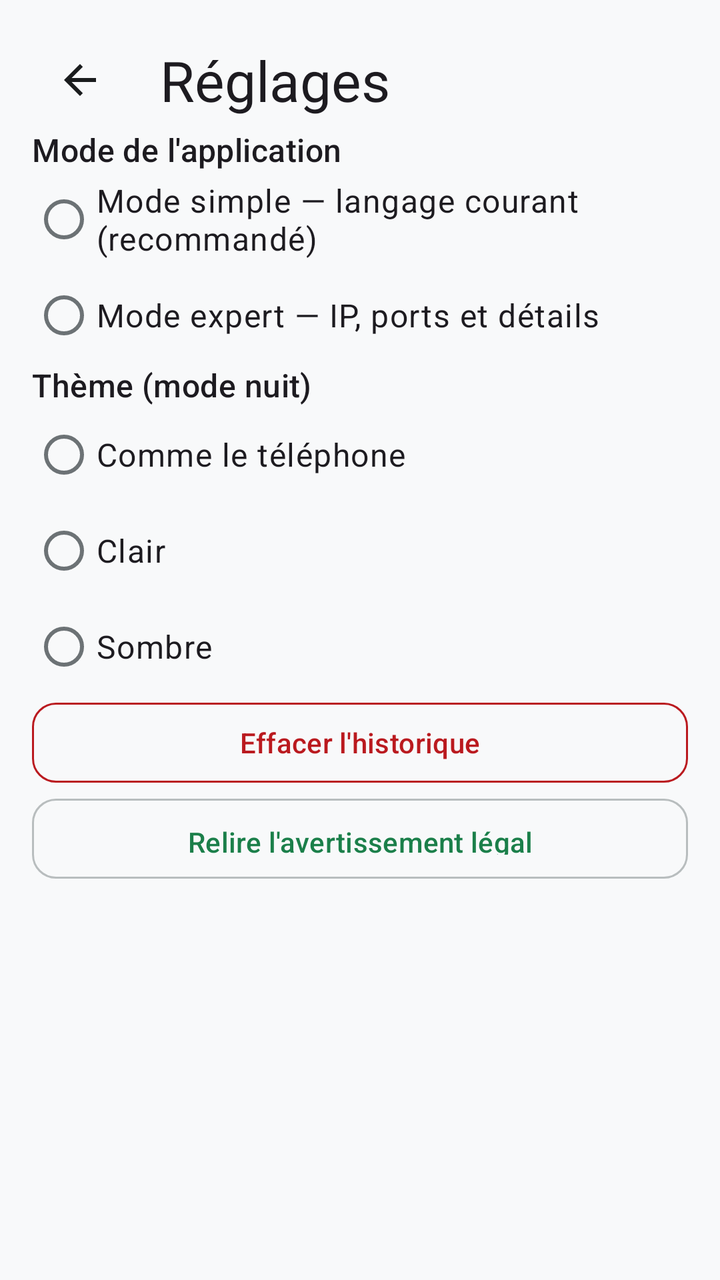
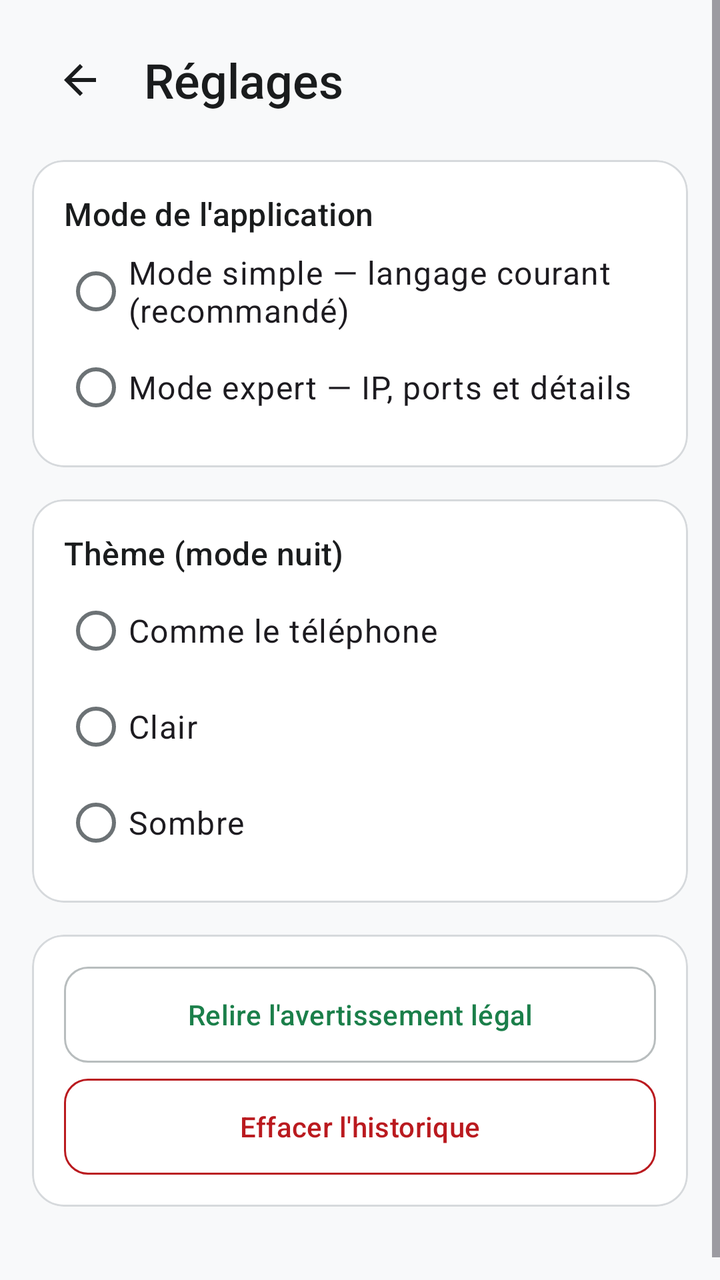

The first picture is an Android layout as it rendered before a commit; the second is the same layout after the commit. The layout source and the unified diff follow.
<!-- AndroidManifest.xml: application theme Theme.NetScan -->
<!-- res/layout/common_activity_settings.xml -->
<?xml version="1.0" encoding="utf-8"?>
<ScrollView xmlns:android="http://schemas.android.com/apk/res/android"
    android:layout_width="match_parent"
    android:layout_height="match_parent"
    android:fitsSystemWindows="true">

    <LinearLayout
        android:layout_width="match_parent"
        android:layout_height="wrap_content"
        android:orientation="vertical"
        android:padding="@dimen/screen_padding">

        
        <LinearLayout
            android:layout_width="match_parent"
            android:layout_height="wrap_content"
            android:gravity="center_vertical"
            android:orientation="horizontal">

            <include
                layout="@layout/common_button_back"
                android:layout_width="@dimen/touch_target_min"
                android:layout_height="@dimen/touch_target_min" />

            <TextView
                android:layout_width="wrap_content"
                android:layout_height="wrap_content"
                android:layout_marginStart="@dimen/screen_padding"
                android:text="@string/settings_title"
                android:textAppearance="?attr/textAppearanceHeadlineMedium" />
        </LinearLayout>

        <TextView
            android:layout_width="wrap_content"
            android:layout_height="wrap_content"
            android:text="@string/settings_mode_label"
            android:textAppearance="?attr/textAppearanceTitleMedium" />

        <RadioGroup
            android:id="@+id/radio_mode"
            android:layout_width="match_parent"
            android:layout_height="wrap_content">

            <RadioButton
                android:id="@+id/radio_simple"
                android:layout_width="match_parent"
                android:layout_height="@dimen/touch_target_min"
                android:text="@string/onboarding_mode_simple"
                android:textAppearance="?attr/textAppearanceBodyLarge" />

            <RadioButton
                android:id="@+id/radio_expert"
                android:layout_width="match_parent"
                android:layout_height="@dimen/touch_target_min"
                android:text="@string/onboarding_mode_expert"
                android:textAppearance="?attr/textAppearanceBodyLarge" />
        </RadioGroup>

        <TextView
            android:layout_width="wrap_content"
            android:layout_height="wrap_content"
            android:text="@string/settings_theme_label"
            android:textAppearance="?attr/textAppearanceTitleMedium" />

        <RadioGroup
            android:id="@+id/radio_theme"
            android:layout_width="match_parent"
            android:layout_height="wrap_content">

            <RadioButton
                android:id="@+id/radio_theme_system"
                android:layout_width="match_parent"
                android:layout_height="@dimen/touch_target_min"
                android:text="@string/settings_theme_system"
                android:textAppearance="?attr/textAppearanceBodyLarge" />

            <RadioButton
                android:id="@+id/radio_theme_light"
                android:layout_width="match_parent"
                android:layout_height="@dimen/touch_target_min"
                android:text="@string/settings_theme_light"
                android:textAppearance="?attr/textAppearanceBodyLarge" />

            <RadioButton
                android:id="@+id/radio_theme_dark"
                android:layout_width="match_parent"
                android:layout_height="@dimen/touch_target_min"
                android:text="@string/settings_theme_dark"
                android:textAppearance="?attr/textAppearanceBodyLarge" />
        </RadioGroup>

        <com.google.android.material.button.MaterialButton
            android:id="@+id/button_clear_history"
            style="@style/Widget.NetScan.Button.Destructive"
            android:layout_width="match_parent"
            android:layout_height="@dimen/touch_target_min"
            android:text="@string/simple_history_clear" />

        <com.google.android.material.button.MaterialButton
            android:id="@+id/button_legal"
            style="@style/Widget.NetScan.Button.Outlined"
            android:layout_width="match_parent"
            android:layout_height="@dimen/touch_target_min"
            android:text="@string/settings_legal" />

        <TextView
            android:id="@+id/text_about"
            android:layout_width="match_parent"
            android:layout_height="wrap_content"
            android:textAppearance="?attr/textAppearanceBodyMedium" />
    </LinearLayout>
</ScrollView>
<!-- res/layout/common_button_back.xml (included above) -->
<?xml version="1.0" encoding="utf-8"?>
<ImageButton xmlns:android="http://schemas.android.com/apk/res/android"
    android:id="@+id/button_back"
    android:layout_width="@dimen/touch_target_min"
    android:layout_height="@dimen/touch_target_min"
    android:background="?attr/selectableItemBackgroundBorderless"
    android:contentDescription="@string/common_back_description"
    android:focusable="true"
    android:scaleType="centerInside"
    android:src="@drawable/ic_back" />
<!-- resources referenced by this layout -->
<resources>
  <style name="Widget.NetScan.Button.Destructive" parent="Widget.Material3.Button.OutlinedButton">
          <item name="android:minHeight">@dimen/touch_target_min</item>
          <item name="android:paddingLeft">24dp</item>
          <item name="android:paddingRight">24dp</item>
          <item name="cornerFamily">rounded</item>
          <item name="cornerRadius">12dp</item>
          <item name="android:textColor">?attr/colorError</item>
          <item name="strokeColor">?attr/colorError</item>
          <item name="strokeWidth">1dp</item>
          <item name="android:elevation">0dp</item>
      </style>
  <style name="Widget.NetScan.Button.Outlined" parent="Widget.Material3.Button.OutlinedButton">
          <item name="android:paddingLeft">24dp</item>
          <item name="android:paddingTop">12dp</item>
          <item name="android:paddingRight">24dp</item>
          <item name="android:paddingBottom">12dp</item>
          <item name="cornerFamily">rounded</item>
          <item name="cornerRadius">12dp</item>
          <item name="android:elevation">0dp</item>
      </style>
  <style name="Theme.NetScan" parent="Theme.Material3.DayNight.NoActionBar">
          
          <item name="colorPrimary">@color/primary</item>
          <item name="colorOnPrimary">@color/on_primary</item>
          <item name="colorPrimaryContainer">@color/primary_container</item>
          <item name="colorOnPrimaryContainer">@color/on_primary_container</item>
  
          
          <item name="colorSecondary">@color/secondary</item>
          <item name="colorOnSecondary">@color/on_secondary</item>
          <item name="colorSecondaryContainer">@color/secondary_container</item>
          <item name="colorOnSecondaryContainer">@color/on_secondary_container</item>
  
          
          <item name="colorSurface">@color/surface</item>
          <item name="colorOnSurface">@color/on_surface</item>
          <item name="colorSurfaceVariant">@color/surface_variant</item>
          <item name="colorOnSurfaceVariant">@color/on_surface_variant</item>
          <item name="colorBackground">@color/background</item>
          <item name="android:colorBackground">@color/background</item>
          <item name="android:windowBackground">@color/background</item>
  
          
          <item name="colorOutline">@color/outline</item>
          <item name="colorError">@color/error</item>
          <item name="colorOnError">@color/on_error</item>
          <item name="colorErrorContainer">@color/error_container</item>
          <item name="colorOnErrorContainer">@color/on_error_container</item>
  
          
          <item name="colorSuccess">@color/status_ok</item>
          <item name="colorWarning">@color/status_warning</item>
          <item name="colorOnWarning">@color/on_warning</item>
  
          
          <item name="buttonStyle">@style/Widget.NetScan.Button</item>
          <item name="borderlessButtonStyle">@style/Widget.NetScan.Button.Borderless</item>
  
          
          <item name="textInputStyle">@style/Widget.NetScan.TextInputLayout</item>
          <item name="editTextStyle">@style/Widget.NetScan.EditText</item>
  
          
          <item name="android:progressBarStyleHorizontal">@style/Widget.NetScan.ProgressBar.Horizontal</item>
  
          
          <item name="bottomNavigationStyle">@style/Widget.NetScan.BottomNavigationView</item>
      </style>
  <style name="Widget.NetScan.Button" parent="Widget.Material3.Button">
          <item name="android:insetLeft">0dp</item>
          <item name="android:insetTop">0dp</item>
          <item name="android:insetRight">0dp</item>
          <item name="android:insetBottom">0dp</item>
          <item name="android:paddingLeft">24dp</item>
          <item name="android:paddingTop">12dp</item>
          <item name="android:paddingRight">24dp</item>
          <item name="android:paddingBottom">12dp</item>
          <item name="cornerFamily">rounded</item>
          <item name="cornerRadius">12dp</item>
          <item name="android:elevation">2dp</item>
      </style>
  <style name="Widget.NetScan.Button.Borderless" parent="Widget.Material3.Button.TextButton">
          <item name="android:paddingLeft">16dp</item>
          <item name="android:paddingTop">8dp</item>
          <item name="android:paddingRight">16dp</item>
          <item name="android:paddingBottom">8dp</item>
          <item name="cornerFamily">rounded</item>
          <item name="cornerRadius">8dp</item>
      </style>
  <!-- unchanged entries left out for length: 41 -->
</resources>

<!-- the commit's change to res/layout/common_activity_settings.xml (unified diff, before → after) -->
@@ -1,7 +1,9 @@
 <?xml version="1.0" encoding="utf-8"?>
 <ScrollView xmlns:android="http://schemas.android.com/apk/res/android"
+    xmlns:app="http://schemas.android.com/apk/res-auto"
     android:layout_width="match_parent"
     android:layout_height="match_parent"
+    android:background="?attr/colorBackground"
     android:fitsSystemWindows="true">
 
     <LinearLayout
@@ -23,91 +25,151 @@
                 android:layout_height="@dimen/touch_target_min" />
 
             <TextView
-                android:layout_width="wrap_content"
+                android:layout_width="0dp"
                 android:layout_height="wrap_content"
-                android:layout_marginStart="@dimen/screen_padding"
+                android:layout_marginStart="@dimen/screen_padding_small"
+                android:layout_weight="1"
                 android:text="@string/settings_title"
-                android:textAppearance="?attr/textAppearanceHeadlineMedium" />
+                android:textAppearance="@style/TextAppearance.NetScan.Headline3"
+                android:textColor="?attr/colorOnSurface" />
         </LinearLayout>
 
-        <TextView
-            android:layout_width="wrap_content"
+        
+        <com.google.android.material.card.MaterialCardView
+            style="@style/Widget.NetScan.Card"
+            android:layout_width="match_parent"
             android:layout_height="wrap_content"
-            android:text="@string/settings_mode_label"
-            android:textAppearance="?attr/textAppearanceTitleMedium" />
+            android:layout_marginTop="@dimen/screen_padding">
 
-        <RadioGroup
-            android:id="@+id/radio_mode"
+            <LinearLayout
+                android:layout_width="match_parent"
+                android:layout_height="wrap_content"
+                android:orientation="vertical"
+                android:padding="@dimen/screen_padding">
+
+                <TextView
+                    android:layout_width="match_parent"
+                    android:layout_height="wrap_content"
+                    android:text="@string/settings_mode_label"
+                    android:textAppearance="@style/TextAppearance.NetScan.TitleMedium"
+                    android:textColor="?attr/colorOnSurface" />
+
+                <RadioGroup
+                    android:id="@+id/radio_mode"
+                    android:layout_width="match_parent"
+                    android:layout_height="wrap_content"
+                    android:layout_marginTop="@dimen/screen_padding_xs">
+
+                    <RadioButton
+                        android:id="@+id/radio_simple"
+                        android:layout_width="match_parent"
+                        android:layout_height="wrap_content"
+                        android:minHeight="@dimen/touch_target_min"
+                        android:text="@string/onboarding_mode_simple"
+                        android:textAppearance="@style/TextAppearance.NetScan.BodyLarge" />
+
+                    <RadioButton
+                        android:id="@+id/radio_expert"
+                        android:layout_width="match_parent"
+                        android:layout_height="wrap_content"
+                        android:minHeight="@dimen/touch_target_min"
+                        android:text="@string/onboarding_mode_expert"
+                        android:textAppearance="@style/TextAppearance.NetScan.BodyLarge" />
+                </RadioGroup>
+            </LinearLayout>
+        </com.google.android.material.card.MaterialCardView>
+
+        
+        <com.google.android.material.card.MaterialCardView
+            style="@style/Widget.NetScan.Card"
             android:layout_width="match_parent"
-            android:layout_height="wrap_content">
+            android:layout_height="wrap_content"
+            android:layout_marginTop="@dimen/screen_padding">
 
-            <RadioButton
-                android:id="@+id/radio_simple"
+            <LinearLayout
                 android:layout_width="match_parent"
-                android:layout_height="@dimen/touch_target_min"
-                android:text="@string/onboarding_mode_simple"
-                android:textAppearance="?attr/textAppearanceBodyLarge" />
+                android:layout_height="wrap_content"
+                android:orientation="vertical"
+                android:padding="@dimen/screen_padding">
 
-            <RadioButton
-                android:id="@+id/radio_expert"
+                <TextView
+                    android:layout_width="match_parent"
+                    android:layout_height="wrap_content"
+                    android:text="@string/settings_theme_label"
+                    android:textAppearance="@style/TextAppearance.NetScan.TitleMedium"
+                    android:textColor="?attr/colorOnSurface" />
+
+                <RadioGroup
+                    android:id="@+id/radio_theme"
+                    android:layout_width="match_parent"
+                    android:layout_height="wrap_content"
+                    android:layout_marginTop="@dimen/screen_padding_xs">
+
+                    <RadioButton
+                        android:id="@+id/radio_theme_system"
+                        android:layout_width="match_parent"
+                        android:layout_height="wrap_content"
+                        android:minHeight="@dimen/touch_target_min"
+                        android:text="@string/settings_theme_system"
+                        android:textAppearance="@style/TextAppearance.NetScan.BodyLarge" />
+
+                    <RadioButton
+                        android:id="@+id/radio_theme_light"
+                        android:layout_width="match_parent"
+                        android:layout_height="wrap_content"
+                        android:minHeight="@dimen/touch_target_min"
+                        android:text="@string/settings_theme_light"
+                        android:textAppearance="@style/TextAppearance.NetScan.BodyLarge" />
+
+                    <RadioButton
+                        android:id="@+id/radio_theme_dark"
+                        android:layout_width="match_parent"
+                        android:layout_height="wrap_content"
+                        android:minHeight="@dimen/touch_target_min"
+                        android:text="@string/settings_theme_dark"
+                        android:textAppearance="@style/TextAppearance.NetScan.BodyLarge" />
+                </RadioGroup>
+            </LinearLayout>
+        </com.google.android.material.card.MaterialCardView>
+
+        
+        <com.google.android.material.card.MaterialCardView
+            style="@style/Widget.NetScan.Card"
+            android:layout_width="match_parent"
+            android:layout_height="wrap_content"
+            android:layout_marginTop="@dimen/screen_padding">
+
+            <LinearLayout
                 android:layout_width="match_parent"
-                android:layout_height="@dimen/touch_target_min"
-                android:text="@string/onboarding_mode_expert"
-                android:textAppearance="?attr/textAppearanceBodyLarge" />
-        </RadioGroup>
+                android:layout_height="wrap_content"
+                android:orientation="vertical"
+                android:padding="@dimen/screen_padding">
 
-        <TextView
-            android:layout_width="wrap_content"
-            android:layout_height="wrap_content"
-            android:text="@string/settings_theme_label"
-            android:textAppearance="?attr/textAppearanceTitleMedium" />
+                <com.google.android.material.button.MaterialButton
+                    android:id="@+id/button_legal"
+                    style="@style/Widget.NetScan.Button.Outlined"
+                    android:layout_width="match_parent"
+                    android:layout_height="wrap_content"
+                    android:text="@string/settings_legal" />
 
-        <RadioGroup
-            android:id="@+id/radio_theme"
-            android:layout_width="match_parent"
-            android:layout_height="wrap_content">
-
-            <RadioButton
-                android:id="@+id/radio_theme_system"
-                android:layout_width="match_parent"
-                android:layout_height="@dimen/touch_target_min"
-                android:text="@string/settings_theme_system"
-                android:textAppearance="?attr/textAppearanceBodyLarge" />
-
-            <RadioButton
-                android:id="@+id/radio_theme_light"
-                android:layout_width="match_parent"
-                android:layout_height="@dimen/touch_target_min"
-                android:text="@string/settings_theme_light"
-                android:textAppearance="?attr/textAppearanceBodyLarge" />
-
-            <RadioButton
-                android:id="@+id/radio_theme_dark"
-                android:layout_width="match_parent"
-                android:layout_height="@dimen/touch_target_min"
-                android:text="@string/settings_theme_dark"
-                android:textAppearance="?attr/textAppearanceBodyLarge" />
-        </RadioGroup>
-
-        <com.google.android.material.button.MaterialButton
-            android:id="@+id/button_clear_history"
-            style="@style/Widget.NetScan.Button.Destructive"
-            android:layout_width="match_parent"
-            android:layout_height="@dimen/touch_target_min"
-            android:text="@string/simple_history_clear" />
-
-        <com.google.android.material.button.MaterialButton
-            android:id="@+id/button_legal"
-            style="@style/Widget.NetScan.Button.Outlined"
-            android:layout_width="match_parent"
-            android:layout_height="@dimen/touch_target_min"
-            android:text="@string/settings_legal" />
+                <com.google.android.material.button.MaterialButton
+                    android:id="@+id/button_clear_history"
+                    style="@style/Widget.NetScan.Button.Destructive"
+                    android:layout_width="match_parent"
+                    android:layout_height="wrap_content"
+                    android:layout_marginTop="@dimen/screen_padding_small"
+                    android:text="@string/simple_history_clear" />
+            </LinearLayout>
+        </com.google.android.material.card.MaterialCardView>
 
         <TextView
             android:id="@+id/text_about"
             android:layout_width="match_parent"
             android:layout_height="wrap_content"
-            android:textAppearance="?attr/textAppearanceBodyMedium" />
+            android:layout_marginTop="@dimen/screen_padding"
+            android:gravity="center"
+            android:textAppearance="@style/TextAppearance.NetScan.BodySmall"
+            android:textColor="?attr/colorOnSurfaceVariant" />
     </LinearLayout>
 </ScrollView>
 <!-- res/layout/common_button_back.xml (included above) -->
<!-- resource entries referenced after the edit -->
@@ -1,24 +1,53 @@
 <!-- resources referenced by this layout -->
 <resources>
+  <dimen name="screen_padding_small">8dp</dimen>
+  <dimen name="screen_padding_xs">4dp</dimen>
+  <style name="TextAppearance.NetScan.BodyLarge" parent="TextAppearance.Material3.BodyLarge">
+          <item name="fontFamily">sans-serif</item>
+          <item name="android:textSize">16sp</item>
+      </style>
+  <style name="TextAppearance.NetScan.BodySmall" parent="TextAppearance.Material3.BodySmall">
+          <item name="fontFamily">sans-serif</item>
+          <item name="android:textSize">12sp</item>
+      </style>
+  <style name="TextAppearance.NetScan.Headline3" parent="TextAppearance.Material3.HeadlineSmall">
+          <item name="fontFamily">sans-serif-medium</item>
+          <item name="android:textSize">24sp</item>
+      </style>
+  <style name="TextAppearance.NetScan.TitleMedium" parent="TextAppearance.Material3.TitleMedium">
+          <item name="fontFamily">sans-serif-medium</item>
+          <item name="android:textSize">16sp</item>
+      </style>
   <style name="Widget.NetScan.Button.Destructive" parent="Widget.Material3.Button.OutlinedButton">
           <item name="android:minHeight">@dimen/touch_target_min</item>
-          <item name="android:paddingLeft">24dp</item>
-          <item name="android:paddingRight">24dp</item>
-          <item name="cornerFamily">rounded</item>
-          <item name="cornerRadius">12dp</item>
+          <item name="android:insetTop">0dp</item>
+          <item name="android:insetBottom">0dp</item>
+          <item name="android:paddingLeft">20dp</item>
+          <item name="android:paddingRight">20dp</item>
+          <item name="android:paddingTop">10dp</item>
+          <item name="android:paddingBottom">10dp</item>
+          <item name="cornerRadius">@dimen/button_corner_radius</item>
           <item name="android:textColor">?attr/colorError</item>
           <item name="strokeColor">?attr/colorError</item>
           <item name="strokeWidth">1dp</item>
-          <item name="android:elevation">0dp</item>
       </style>
   <style name="Widget.NetScan.Button.Outlined" parent="Widget.Material3.Button.OutlinedButton">
-          <item name="android:paddingLeft">24dp</item>
-          <item name="android:paddingTop">12dp</item>
-          <item name="android:paddingRight">24dp</item>
-          <item name="android:paddingBottom">12dp</item>
-          <item name="cornerFamily">rounded</item>
-          <item name="cornerRadius">12dp</item>
-          <item name="android:elevation">0dp</item>
+          <item name="android:minHeight">@dimen/touch_target_min</item>
+          <item name="android:insetTop">0dp</item>
+          <item name="android:insetBottom">0dp</item>
+          <item name="android:paddingLeft">20dp</item>
+          <item name="android:paddingRight">20dp</item>
+          <item name="android:paddingTop">10dp</item>
+          <item name="android:paddingBottom">10dp</item>
+          <item name="cornerRadius">@dimen/button_corner_radius</item>
+          <item name="iconGravity">textStart</item>
+      </style>
+  <style name="Widget.NetScan.Card" parent="Widget.Material3.CardView.Outlined">
+          <item name="cardBackgroundColor">?attr/colorSurface</item>
+          <item name="strokeColor">@color/outline_variant</item>
+          <item name="strokeWidth">1dp</item>
+          <item name="cardCornerRadius">@dimen/card_corner_radius</item>
+          <item name="cardElevation">0dp</item>
       </style>
   <style name="Theme.NetScan" parent="Theme.Material3.DayNight.NoActionBar">
           
@@ -32,6 +61,12 @@
           <item name="colorOnSecondary">@color/on_secondary</item>
           <item name="colorSecondaryContainer">@color/secondary_container</item>
           <item name="colorOnSecondaryContainer">@color/on_secondary_container</item>
+  
+          
+          <item name="colorTertiary">@color/tertiary</item>
+          <item name="colorOnTertiary">@color/on_tertiary</item>
+          <item name="colorTertiaryContainer">@color/tertiary_container</item>
+          <item name="colorOnTertiaryContainer">@color/on_tertiary_container</item>
   
           
           <item name="colorSurface">@color/surface</item>
@@ -68,26 +103,34 @@
           
           <item name="bottomNavigationStyle">@style/Widget.NetScan.BottomNavigationView</item>
       </style>
+  <dimen name="button_corner_radius">12dp</dimen>
+  <color name="outline_variant">#D6D9DC</color>
+  <dimen name="card_corner_radius">16dp</dimen>
+  <color name="tertiary">#7C50B8</color>
+  <color name="on_tertiary">#FFFFFF</color>
+  <color name="tertiary_container">#EADDFF</color>
+  <color name="on_tertiary_container">#2E005F</color>
   <style name="Widget.NetScan.Button" parent="Widget.Material3.Button">
-          <item name="android:insetLeft">0dp</item>
+          <item name="android:minHeight">@dimen/touch_target_min</item>
           <item name="android:insetTop">0dp</item>
-          <item name="android:insetRight">0dp</item>
           <item name="android:insetBottom">0dp</item>
-          <item name="android:paddingLeft">24dp</item>
-          <item name="android:paddingTop">12dp</item>
-          <item name="android:paddingRight">24dp</item>
-          <item name="android:paddingBottom">12dp</item>
-          <item name="cornerFamily">rounded</item>
-          <item name="cornerRadius">12dp</item>
-          <item name="android:elevation">2dp</item>
+          <item name="android:paddingLeft">20dp</item>
+          <item name="android:paddingRight">20dp</item>
+          <item name="android:paddingTop">10dp</item>
+          <item name="android:paddingBottom">10dp</item>
+          <item name="cornerRadius">@dimen/button_corner_radius</item>
+          <item name="iconGravity">textStart</item>
       </style>
   <style name="Widget.NetScan.Button.Borderless" parent="Widget.Material3.Button.TextButton">
-          <item name="android:paddingLeft">16dp</item>
+          <item name="android:minHeight">@dimen/touch_target_min</item>
+          <item name="android:insetTop">0dp</item>
+          <item name="android:insetBottom">0dp</item>
+          <item name="android:paddingLeft">12dp</item>
+          <item name="android:paddingRight">12dp</item>
           <item name="android:paddingTop">8dp</item>
-          <item name="android:paddingRight">16dp</item>
           <item name="android:paddingBottom">8dp</item>
-          <item name="cornerFamily">rounded</item>
           <item name="cornerRadius">8dp</item>
+          <item name="iconGravity">textStart</item>
       </style>
   <!-- unchanged entries left out for length: 41 -->
 </resources>
